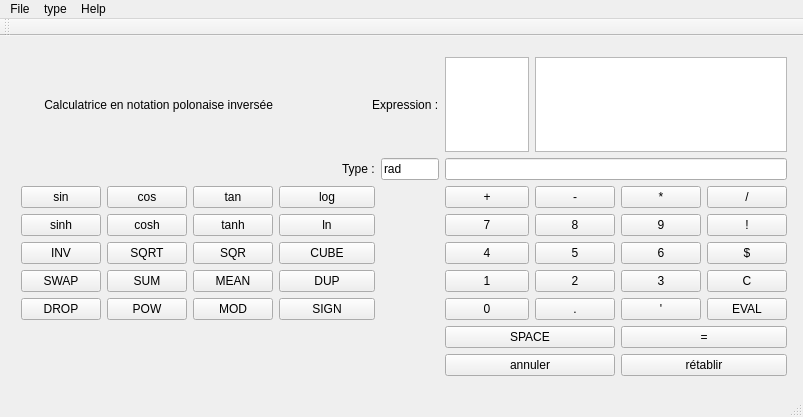
Old version of the form mainwindow.ui in the repository ahars/lo21.
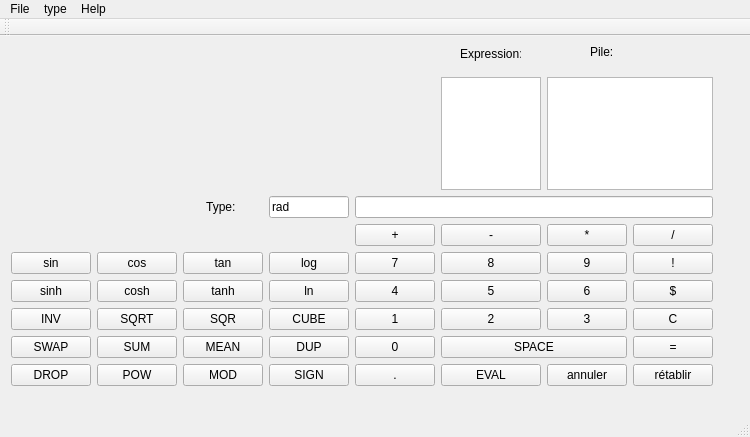
New version of the form.

Commit message: ajout éléments interface graphique

The edit to the form file:
```diff
--- a/mainwindow.ui
+++ b/mainwindow.ui
@@ -6,8 +6,8 @@
    <rect>
     <x>0</x>
     <y>0</y>
-    <width>803</width>
-    <height>417</height>
+    <width>750</width>
+    <height>437</height>
    </rect>
   </property>
   <property name="windowTitle">
@@ -17,375 +17,383 @@
    <widget class="QWidget" name="gridLayoutWidget">
     <property name="geometry">
      <rect>
-      <x>10</x>
-      <y>10</y>
-      <width>788</width>
-      <height>341</height>
+      <x>0</x>
+      <y>30</y>
+      <width>724</width>
+      <height>331</height>
      </rect>
     </property>
     <layout class="QGridLayout" name="gridLayout">
-     <item row="3" column="5">
+     <item row="0" column="5">
+      <widget class="QTextEdit" name="Express">
+       <property name="readOnly">
+        <bool>true</bool>
+       </property>
+      </widget>
+     </item>
+     <item row="1" column="4" colspan="4">
+      <widget class="QLineEdit" name="inputLine">
+       <property name="readOnly">
+        <bool>false</bool>
+       </property>
+      </widget>
+     </item>
+     <item row="3" column="4">
       <widget class="QPushButton" name="buttonPlus">
        <property name="text">
         <string>+</string>
        </property>
       </widget>
      </item>
-     <item row="3" column="6">
+     <item row="3" column="5">
       <widget class="QPushButton" name="buttonDim">
        <property name="text">
         <string>-</string>
        </property>
       </widget>
      </item>
-     <item row="3" column="7">
+     <item row="3" column="6">
       <widget class="QPushButton" name="buttonMulti">
        <property name="text">
         <string>*</string>
        </property>
       </widget>
      </item>
-     <item row="3" column="8">
+     <item row="3" column="7">
       <widget class="QPushButton" name="buttonDiv">
        <property name="text">
         <string>/</string>
        </property>
       </widget>
      </item>
-     <item row="4" column="5">
+     <item row="4" column="4">
       <widget class="QPushButton" name="button7">
        <property name="text">
         <string>7</string>
        </property>
       </widget>
      </item>
-     <item row="4" column="6">
+     <item row="4" column="5">
       <widget class="QPushButton" name="button8">
        <property name="text">
         <string>8</string>
        </property>
       </widget>
      </item>
-     <item row="4" column="7">
+     <item row="4" column="6">
       <widget class="QPushButton" name="button9">
        <property name="text">
         <string>9</string>
        </property>
       </widget>
      </item>
-     <item row="6" column="5">
+     <item row="4" column="7">
+      <widget class="QPushButton" name="buttonFactoriel">
+       <property name="text">
+        <string>!</string>
+       </property>
+      </widget>
+     </item>
+     <item row="6" column="4">
       <widget class="QPushButton" name="button4">
        <property name="text">
         <string>4</string>
        </property>
       </widget>
      </item>
-     <item row="6" column="6">
+     <item row="6" column="5">
       <widget class="QPushButton" name="button5">
        <property name="text">
         <string>5</string>
        </property>
       </widget>
      </item>
-     <item row="6" column="7">
+     <item row="6" column="6">
       <widget class="QPushButton" name="button6">
        <property name="text">
         <string>6</string>
        </property>
       </widget>
      </item>
-     <item row="8" column="5">
+     <item row="8" column="4">
       <widget class="QPushButton" name="button1">
        <property name="text">
         <string>1</string>
        </property>
       </widget>
      </item>
-     <item row="8" column="6">
+     <item row="8" column="5">
       <widget class="QPushButton" name="button2">
        <property name="text">
         <string>2</string>
        </property>
       </widget>
      </item>
-     <item row="8" column="7">
+     <item row="8" column="6">
       <widget class="QPushButton" name="button3">
        <property name="text">
         <string>3</string>
        </property>
       </widget>
      </item>
-     <item row="10" column="5">
+     <item row="8" column="7">
+      <widget class="QPushButton" name="buttonCLEAR">
+       <property name="text">
+        <string>C</string>
+       </property>
+      </widget>
+     </item>
+     <item row="10" column="4">
       <widget class="QPushButton" name="button0">
        <property name="text">
         <string>0</string>
        </property>
       </widget>
      </item>
-     <item row="1" column="5" colspan="4">
-      <widget class="QLineEdit" name="inputLine">
-       <property name="readOnly">
-        <bool>false</bool>
-       </property>
-      </widget>
-     </item>
-     <item row="4" column="8">
-      <widget class="QPushButton" name="buttonFactoriel">
-       <property name="text">
-        <string>!</string>
-       </property>
-      </widget>
-     </item>
-     <item row="3" column="2">
-      <widget class="QPushButton" name="buttonTan">
-       <property name="text">
-        <string>tan</string>
-       </property>
-      </widget>
-     </item>
-     <item row="4" column="2">
-      <widget class="QPushButton" name="buttonTanh">
-       <property name="text">
-        <string>tanh</string>
-       </property>
-      </widget>
-     </item>
-     <item row="6" column="2">
-      <widget class="QPushButton" name="buttonSQR">
-       <property name="text">
-        <string>SQR</string>
-       </property>
-      </widget>
-     </item>
-     <item row="8" column="2">
-      <widget class="QPushButton" name="buttonMEAN">
-       <property name="text">
-        <string>MEAN</string>
-       </property>
-      </widget>
-     </item>
-     <item row="4" column="1">
-      <widget class="QPushButton" name="buttonCosh">
-       <property name="text">
-        <string>cosh</string>
-       </property>
-      </widget>
-     </item>
-     <item row="6" column="1">
-      <widget class="QPushButton" name="buttonSQRT">
-       <property name="text">
-        <string>SQRT</string>
-       </property>
-      </widget>
-     </item>
-     <item row="8" column="1">
-      <widget class="QPushButton" name="buttonSUM">
-       <property name="text">
-        <string>SUM</string>
-       </property>
-      </widget>
-     </item>
-     <item row="3" column="1">
-      <widget class="QPushButton" name="buttonCos">
-       <property name="text">
-        <string>cos</string>
-       </property>
-      </widget>
-     </item>
-     <item row="3" column="0">
-      <widget class="QPushButton" name="buttonSin">
-       <property name="text">
-        <string>sin</string>
-       </property>
-      </widget>
-     </item>
-     <item row="4" column="0">
-      <widget class="QPushButton" name="buttonSinh">
-       <property name="text">
-        <string>sinh</string>
-       </property>
-      </widget>
-     </item>
-     <item row="6" column="0">
-      <widget class="QPushButton" name="buttonINV">
-       <property name="text">
-        <string>INV</string>
-       </property>
-      </widget>
-     </item>
-     <item row="8" column="0">
-      <widget class="QPushButton" name="buttonSWAP">
-       <property name="text">
-        <string>SWAP</string>
-       </property>
-      </widget>
-     </item>
-     <item row="10" column="6">
-      <widget class="QPushButton" name="buttonPoint">
-       <property name="text">
-        <string>.</string>
-       </property>
-      </widget>
-     </item>
-     <item row="6" column="8">
-      <widget class="QPushButton" name="buttonDollar">
-       <property name="text">
-        <string>$</string>
-       </property>
-      </widget>
-     </item>
-     <item row="0" column="5">
-      <widget class="QTextEdit" name="Express">
-       <property name="readOnly">
-        <bool>true</bool>
-       </property>
-      </widget>
-     </item>
-     <item row="0" column="6" colspan="3">
-      <widget class="QListWidget" name="listWidget"/>
-     </item>
-     <item row="10" column="7">
-      <widget class="QPushButton" name="pushButton">
-       <property name="text">
-        <string>'</string>
-       </property>
-      </widget>
-     </item>
-     <item row="10" column="8">
-      <widget class="QPushButton" name="buttonEVAL">
-       <property name="text">
-        <string>EVAL</string>
-       </property>
-      </widget>
-     </item>
-     <item row="8" column="8">
-      <widget class="QPushButton" name="buttonClear">
-       <property name="text">
-        <string>C</string>
-       </property>
-      </widget>
-     </item>
-     <item row="11" column="5" colspan="2">
+     <item row="10" column="5" colspan="2">
       <widget class="QPushButton" name="buttonSPACE">
        <property name="text">
         <string>SPACE</string>
        </property>
       </widget>
      </item>
-     <item row="11" column="7" colspan="2">
+     <item row="10" column="7">
       <widget class="QPushButton" name="buttonEntrer">
        <property name="text">
         <string>=</string>
        </property>
       </widget>
      </item>
-     <item row="12" column="7" colspan="2">
-      <widget class="QPushButton" name="buttonRetablir">
-       <property name="text">
-        <string>rétablir</string>
-       </property>
-      </widget>
-     </item>
-     <item row="12" column="5" colspan="2">
+     <item row="12" column="6">
       <widget class="QPushButton" name="buttonAnnuler">
        <property name="text">
         <string>annuler</string>
        </property>
       </widget>
      </item>
-     <item row="3" column="3">
-      <widget class="QPushButton" name="buttonLog">
+     <item row="12" column="7">
+      <widget class="QPushButton" name="buttonRetablir">
        <property name="text">
-        <string>log</string>
+        <string>rétablir</string>
        </property>
       </widget>
      </item>
-     <item row="4" column="3">
-      <widget class="QPushButton" name="buttonLn">
-       <property name="text">
-        <string>ln</string>
-       </property>
-      </widget>
+     <item row="0" column="6" colspan="2">
+      <widget class="QListWidget" name="listWidget"/>
      </item>
-     <item row="6" column="3">
-      <widget class="QPushButton" name="buttonCUBE">
-       <property name="text">
-        <string>CUBE</string>
-       </property>
-      </widget>
-     </item>
-     <item row="8" column="3">
-      <widget class="QPushButton" name="buttonDUP">
-       <property name="text">
-        <string>DUP</string>
-       </property>
-      </widget>
-     </item>
-     <item row="10" column="3">
+     <item row="12" column="3">
       <widget class="QPushButton" name="buttonSIGN">
        <property name="text">
         <string>SIGN</string>
        </property>
       </widget>
      </item>
-     <item row="10" column="2">
+     <item row="10" column="3">
+      <widget class="QPushButton" name="buttonDUP">
+       <property name="text">
+        <string>DUP</string>
+       </property>
+      </widget>
+     </item>
+     <item row="8" column="3">
+      <widget class="QPushButton" name="buttonCUBE">
+       <property name="text">
+        <string>CUBE</string>
+       </property>
+      </widget>
+     </item>
+     <item row="6" column="3">
+      <widget class="QPushButton" name="buttonLn">
+       <property name="text">
+        <string>ln</string>
+       </property>
+      </widget>
+     </item>
+     <item row="4" column="3">
+      <widget class="QPushButton" name="buttonLog">
+       <property name="text">
+        <string>log</string>
+       </property>
+      </widget>
+     </item>
+     <item row="12" column="2">
       <widget class="QPushButton" name="buttonMOD">
        <property name="text">
         <string>MOD</string>
        </property>
       </widget>
      </item>
-     <item row="10" column="1">
+     <item row="10" column="2">
+      <widget class="QPushButton" name="buttonMEAN">
+       <property name="text">
+        <string>MEAN</string>
+       </property>
+      </widget>
+     </item>
+     <item row="8" column="2">
+      <widget class="QPushButton" name="buttonSQR">
+       <property name="text">
+        <string>SQR</string>
+       </property>
+      </widget>
+     </item>
+     <item row="6" column="2">
+      <widget class="QPushButton" name="buttonTanh">
+       <property name="text">
+        <string>tanh</string>
+       </property>
+      </widget>
+     </item>
+     <item row="4" column="2">
+      <widget class="QPushButton" name="buttonTan">
+       <property name="text">
+        <string>tan</string>
+       </property>
+      </widget>
+     </item>
+     <item row="12" column="1">
       <widget class="QPushButton" name="buttonPOW">
        <property name="text">
         <string>POW</string>
        </property>
       </widget>
      </item>
+     <item row="10" column="1">
+      <widget class="QPushButton" name="buttonSUM">
+       <property name="text">
+        <string>SUM</string>
+       </property>
+      </widget>
+     </item>
+     <item row="8" column="1">
+      <widget class="QPushButton" name="buttonSQRT">
+       <property name="text">
+        <string>SQRT</string>
+       </property>
+      </widget>
+     </item>
+     <item row="6" column="1">
+      <widget class="QPushButton" name="buttonCosh">
+       <property name="text">
+        <string>cosh</string>
+       </property>
+      </widget>
+     </item>
+     <item row="4" column="1">
+      <widget class="QPushButton" name="buttonCos">
+       <property name="text">
+        <string>cos</string>
+       </property>
+      </widget>
+     </item>
      <item row="10" column="0">
+      <widget class="QPushButton" name="buttonSWAP">
+       <property name="text">
+        <string>SWAP</string>
+       </property>
+      </widget>
+     </item>
+     <item row="8" column="0">
+      <widget class="QPushButton" name="buttonINV">
+       <property name="text">
+        <string>INV</string>
+       </property>
+      </widget>
+     </item>
+     <item row="6" column="0">
+      <widget class="QPushButton" name="buttonSinh">
+       <property name="text">
+        <string>sinh</string>
+       </property>
+      </widget>
+     </item>
+     <item row="4" column="0">
+      <widget class="QPushButton" name="buttonSin">
+       <property name="text">
+        <string>sin</string>
+       </property>
+      </widget>
+     </item>
+     <item row="12" column="4">
+      <widget class="QPushButton" name="buttonPoint">
+       <property name="text">
+        <string>.</string>
+       </property>
+      </widget>
+     </item>
+     <item row="1" column="3">
+      <widget class="QLineEdit" name="RadouDeg">
+       <property name="text">
+        <string>rad</string>
+       </property>
+       <property name="readOnly">
+        <bool>true</bool>
+       </property>
+      </widget>
+     </item>
+     <item row="1" column="2">
+      <widget class="QLabel" name="label_4">
+       <property name="text">
+        <string>       Type:</string>
+       </property>
+      </widget>
+     </item>
+     <item row="12" column="0">
       <widget class="QPushButton" name="buttonDROP">
        <property name="text">
         <string>DROP</string>
        </property>
       </widget>
      </item>
-     <item row="0" column="0" colspan="3">
-      <widget class="QLabel" name="label_2">
+     <item row="12" column="5">
+      <widget class="QPushButton" name="buttonEVAL">
        <property name="text">
-        <string>       Calculatrice en notation polonaise inversée</string>
+        <string>EVAL</string>
        </property>
       </widget>
      </item>
-     <item row="1" column="4">
-      <widget class="QLineEdit" name="lineEdit">
+     <item row="6" column="7">
+      <widget class="QPushButton" name="buttonDollar">
        <property name="text">
-        <string>rad</string>
-       </property>
-      </widget>
-     </item>
-     <item row="1" column="3">
-      <widget class="QLabel" name="label_3">
-       <property name="text">
-        <string>                   Type :</string>
-       </property>
-      </widget>
-     </item>
-     <item row="0" column="3" colspan="2">
-      <widget class="QLabel" name="label">
-       <property name="text">
-        <string>                            Expression :</string>
+        <string>$</string>
        </property>
       </widget>
      </item>
     </layout>
    </widget>
+   <widget class="QLabel" name="label_2">
+    <property name="geometry">
+     <rect>
+      <x>590</x>
+      <y>10</y>
+      <width>54</width>
+      <height>12</height>
+     </rect>
+    </property>
+    <property name="text">
+     <string>Pile:</string>
+    </property>
+   </widget>
+   <widget class="QLabel" name="label">
+    <property name="geometry">
+     <rect>
+      <x>460</x>
+      <y>10</y>
+      <width>61</width>
+      <height>16</height>
+     </rect>
+    </property>
+    <property name="text">
+     <string>Expression:</string>
+    </property>
+   </widget>
   </widget>
   <widget class="QMenuBar" name="menuBar">
    <property name="geometry">
     <rect>
      <x>0</x>
      <y>0</y>
-     <width>803</width>
+     <width>750</width>
      <height>22</height>
     </rect>
    </property>
```
Left out of the diff: 36 changed lines with no effect on the pictures. The commit also changes 3 other files.
